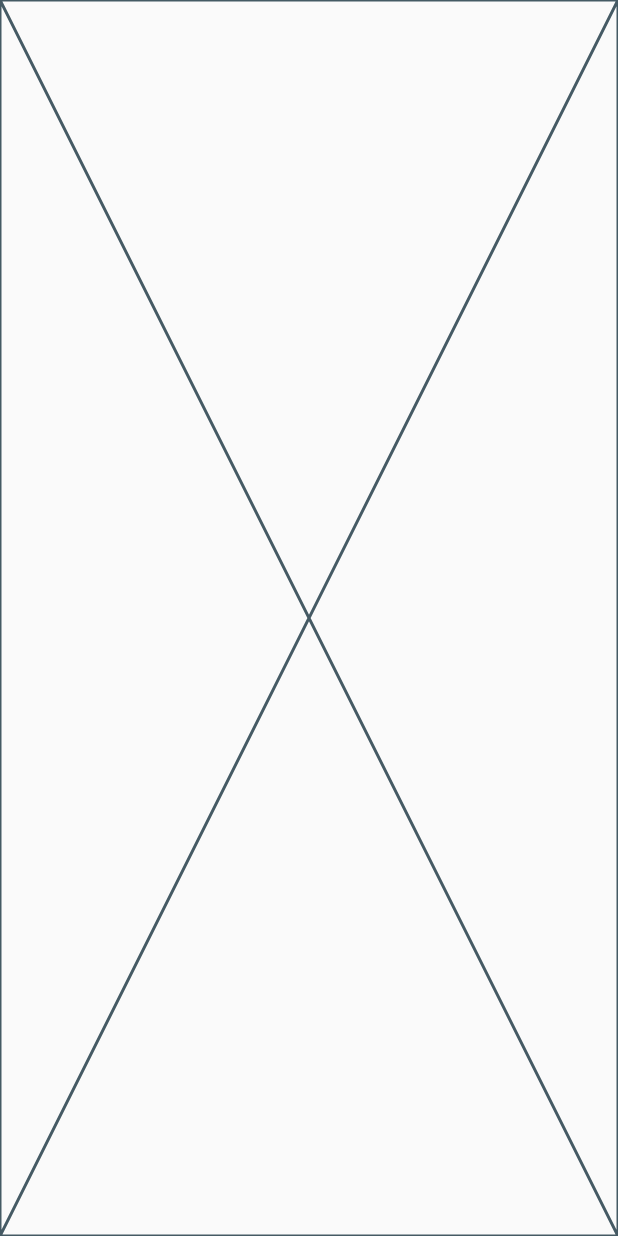
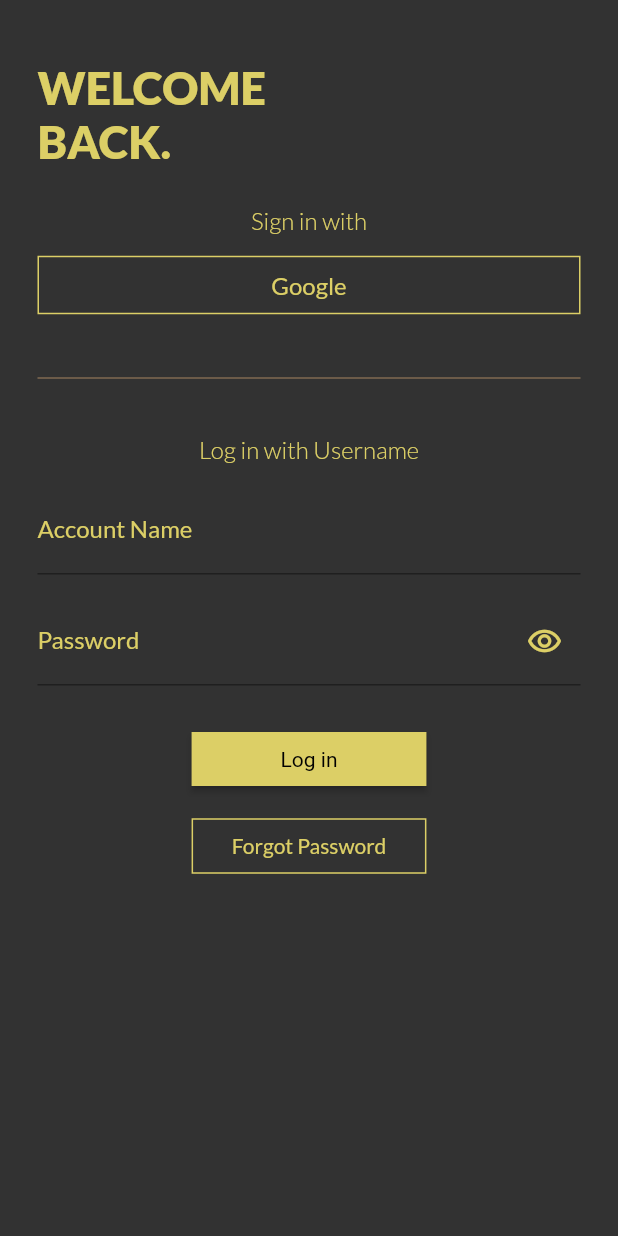
Before and after one commit to L2T-Team/Permix, a Flutter app: the screen it shows after launch, on a phone screen of 412 x 824 dp. Run offline on Flutter 3.47's test engine with Material 2 defaults, Android fonts, the phone set to English and light mode, and no system bars.

Commit message:
done login screen

```diff
--- a/lib/main.dart
+++ b/lib/main.dart
@@ -1,7 +1,9 @@
+import 'package:flutter/cupertino.dart';
 import 'package:flutter/gestures.dart';
 import 'package:flutter/material.dart';
 import 'package:permix/screen/login-screen.dart';
 import 'package:permix/screen/splash-screen.dart';
+import 'package:permix/util/constant.dart';
 
 void main() {
   runApp(const MainApp());
@@ -9,6 +11,7 @@
 
 class MainApp extends StatelessWidget {
   const MainApp({super.key});
+
   static const BUTTON_WIDTH_RATIO = 0.38;
 
   @override
@@ -18,13 +21,43 @@
       title: "Permix",
       debugShowCheckedModeBanner: false,
       theme: ThemeData(
+        colorScheme: const ColorScheme(
+            primary: PRIMARY_COLOR,
+            onPrimary: Colors.black,
+            secondary: SECONDARY_COLOR,
+            onSecondary: Colors.black,
+            background: BACKGROUND_COLOR,
+            //#323232
+            brightness: Brightness.light,
+            error: Colors.red,
+            onError: Colors.red,
+            onBackground: Colors.green,
+            surface: Colors.orange,
+            onSurface: Colors.black12),
         actionIconTheme: const ActionIconThemeData(),
-        badgeTheme: BadgeThemeData(),
+        appBarTheme: AppBarTheme(
+          color: SECONDARY_COLOR,
+          elevation: 0,
+        ),
         fontFamily: "Lato",
+        textTheme: TextTheme(
+          headlineLarge: TextStyle(
+            color: PRIMARY_COLOR,
+            fontWeight: FontWeight.w900,
+            fontSize: 30,
+          ),
+          bodySmall: TextStyle(
+              color: PRIMARY_COLOR, fontWeight: FontWeight.w300, fontSize: 16),
+          bodyMedium: TextStyle(
+              color: PRIMARY_COLOR, fontWeight: FontWeight.w400, fontSize: 16),
+        ),
         elevatedButtonTheme: ElevatedButtonThemeData(
           style: ButtonStyle(
             fixedSize: MaterialStateProperty.all(
               Size.fromWidth(BUTTON_WIDTH_RATIO * size.width),
+            ),
+            padding: MaterialStateProperty.all(
+              EdgeInsets.only(top: 5, bottom: 5),
             ),
             shape: MaterialStateProperty.all(
               LinearBorder(side: BorderSide.none),
@@ -39,10 +72,13 @@
             fixedSize: MaterialStateProperty.all(
               Size.fromWidth(BUTTON_WIDTH_RATIO * size.width),
             ),
+            padding: MaterialStateProperty.all(
+              EdgeInsets.only(top: 10, bottom: 10),
+            ),
             shape: MaterialStateProperty.all(
               RoundedRectangleBorder(
                 side: BorderSide(
-                  color: Color.fromRGBO(220, 207, 102, 1),
+                  color: PRIMARY_COLOR,
                   // Theme.of(context).colorScheme.primary,
                   //this cause error
                   width: 1,
@@ -51,20 +87,8 @@
             ),
           ),
         ),
-        colorScheme: const ColorScheme(
-            primary: Color.fromRGBO(220, 207, 102, 1),
-            onPrimary: Colors.black,
-            secondary: Color.fromRGBO(127, 105, 81, 1),
-            onSecondary: Colors.black,
-            background: Color.fromRGBO(50, 50, 50, 1), //#323232
-            brightness: Brightness.light,
-            error: Colors.red,
-            onError: Colors.red,
-            onBackground: Colors.green,
-            surface: Colors.orange,
-            onSurface: Colors.black12),
       ),
-      home: Scaffold(body: LoginScreen()),
+      home: LoginScreen(),
     );
   }
 }
--- a/lib/screen/login-screen.dart
+++ b/lib/screen/login-screen.dart
@@ -1,10 +1,70 @@
 import 'package:flutter/material.dart';
+import 'package:permix/widget/login-form.dart';
+
+import '../util/constant.dart';
 
 class LoginScreen extends StatelessWidget {
   const LoginScreen({Key? key}) : super(key: key);
 
   @override
   Widget build(BuildContext context) {
-    return const Placeholder();
+    var size = MediaQuery.of(context).size;
+    var statusBarHeight = MediaQuery.of(context).viewPadding.top;
+
+    return Scaffold(
+      body: SingleChildScrollView(
+        child: Container(
+          width: double.infinity,
+          height: size.height,
+          alignment: Alignment.topLeft,
+          color: Theme.of(context).colorScheme.background,
+          padding: EdgeInsets.symmetric(horizontal: 25),
+          child: Column(
+            crossAxisAlignment: CrossAxisAlignment.center,
+            children: [
+              Container(
+                padding: EdgeInsets.only(top: 40),
+                width: double.infinity,
+                child: Text(
+                  'WELCOME \nBACK.',
+                  style: Theme.of(context).textTheme.headlineLarge,
+                  textAlign: TextAlign.left,
+                ),
+              ),
+              Padding(
+                padding: const EdgeInsets.only(top: 25, bottom: 10),
+                child: Text(
+                  'Sign in with',
+                  style: Theme.of(context).textTheme.bodySmall,
+                ),
+              ),
+              Container(
+                width: double.infinity,
+                child: TextButton(
+                  onPressed: () {},
+                  child: Text(
+                    'Google',
+                    style: Theme.of(context).textTheme.bodyMedium,
+                  ),
+                ),
+              ),
+              Padding(
+                padding: const EdgeInsets.only(top: 35.0, bottom: 35),
+                child: Divider(
+                  thickness: 1,
+                  height: 6,
+                  color: Theme.of(context).colorScheme.secondary,
+                ),
+              ),
+              Text(
+                'Log in with Username',
+                style: Theme.of(context).textTheme.bodySmall,
+              ),
+              LoginForm()
+            ],
+          ),
+        ),
+      ),
+    );
   }
 }
--- /dev/null
+++ b/lib/util/constant.dart
@@ -0,0 +1,6 @@
+import 'dart:ui';
+
+const Color PRIMARY_COLOR = Color.fromRGBO(220, 207, 102, 1);
+const Color SECONDARY_COLOR = Color.fromRGBO(127, 105, 81, 1);
+
+const Color BACKGROUND_COLOR = Color.fromRGBO(50, 50, 50, 1);
--- /dev/null
+++ b/lib/widget/common/app-bar.dart
@@ -0,0 +1,23 @@
+import 'package:flutter/material.dart';
+
+import '../../util/constant.dart';
+
+final AppBar appBar = AppBar(
+  leading: Padding(
+    padding: const EdgeInsets.only(left: 25.0),
+    child: ImageIcon(
+      AssetImage('assets/images/menu-icon.png'),
+      color: PRIMARY_COLOR,
+    ),
+  ),
+  title: Center(child: Image.asset('assets/images/logo-sub.png')),
+  actions: [
+    Padding(
+      padding: const EdgeInsets.only(right: 25.0),
+      child: ImageIcon(
+        AssetImage('assets/images/cart-icon.png'),
+        color: PRIMARY_COLOR,
+      ),
+    ),
+  ],
+);
--- /dev/null
+++ b/lib/widget/common/custom-text-form-field.dart
@@ -0,0 +1,38 @@
+import 'package:flutter/material.dart';
+
+import '../../util/constant.dart';
+
+class CustomTextFormField extends StatelessWidget {
+  const CustomTextFormField({
+    Key? key,
+    this.labelText,
+    this.isPassword = false,
+  }) : super(key: key);
+
+  final labelText;
+  final isPassword;
+
+  @override
+  Widget build(BuildContext context) {
+    return Padding(
+      padding: const EdgeInsets.only(top: 15.0),
+      child: TextFormField(
+        // The validator receives the text that the user has entered.
+        decoration: InputDecoration(
+            labelText: labelText,
+            labelStyle: TextStyle(color: PRIMARY_COLOR),
+            suffixIcon:
+                isPassword ? Icon(Icons.remove_red_eye_outlined) : SizedBox(),
+            suffixIconColor: PRIMARY_COLOR),
+        style: Theme.of(context).textTheme.bodyMedium,
+        obscureText: true,
+        validator: (value) {
+          if (value == null || value.isEmpty) {
+            return 'Please enter some text';
+          }
+          return null;
+        },
+      ),
+    );
+  }
+}
--- /dev/null
+++ b/lib/widget/login-form.dart
@@ -0,0 +1,55 @@
+import 'package:flutter/material.dart';
+import 'package:permix/util/constant.dart';
+import 'package:permix/widget/common/custom-text-form-field.dart';
+
+class LoginForm extends StatefulWidget {
+  const LoginForm({Key? key}) : super(key: key);
+
+  @override
+  State<LoginForm> createState() => _LoginFormState();
+}
+
+class _LoginFormState extends State<LoginForm> {
+  final _formKey = GlobalKey<FormState>();
+
+  @override
+  Widget build(BuildContext context) {
+    return Form(
+      key: _formKey,
+      child: Column(
+        children: [
+          CustomTextFormField(
+            labelText: "Account Name",
+          ),
+          CustomTextFormField(
+            labelText: "Password",
+            isPassword: true,
+          ),
+          Padding(
+            padding: EdgeInsets.only(top: 25),
+            child: ElevatedButton(
+              onPressed: () {
+                // Validate returns true if the form is valid, or false otherwise.
+                if (_formKey.currentState!.validate()) {
+                  // If the form is valid, display a snackbar. In the real world,
+                  // you'd often call a server or save the information in a database.
+                  ScaffoldMessenger.of(context).showSnackBar(
+                    const SnackBar(content: Text('Processing Data')),
+                  );
+                }
+              },
+              child: const Text('Log in'),
+            ),
+          ),
+          Padding(
+            padding: EdgeInsets.only(top: 10),
+            child: TextButton(
+              onPressed: () {},
+              child: Text('Forgot Password'),
+            ),
+          )
+        ],
+      ),
+    );
+  }
+}
--- a/pubspec.yaml
+++ b/pubspec.yaml
@@ -23,6 +23,8 @@
     - family: Lato
       fonts:
         - asset: assets/fonts/Lato-Light.ttf
+          weight: 300
         - asset: assets/fonts/Lato-Regular.ttf
+          weight: 400
         - asset: assets/fonts/Lato-Black.ttf
           weight: 900
```
Also changed, not shown: assets/images/cart-icon.png (added), assets/images/menu-icon.png (added).
